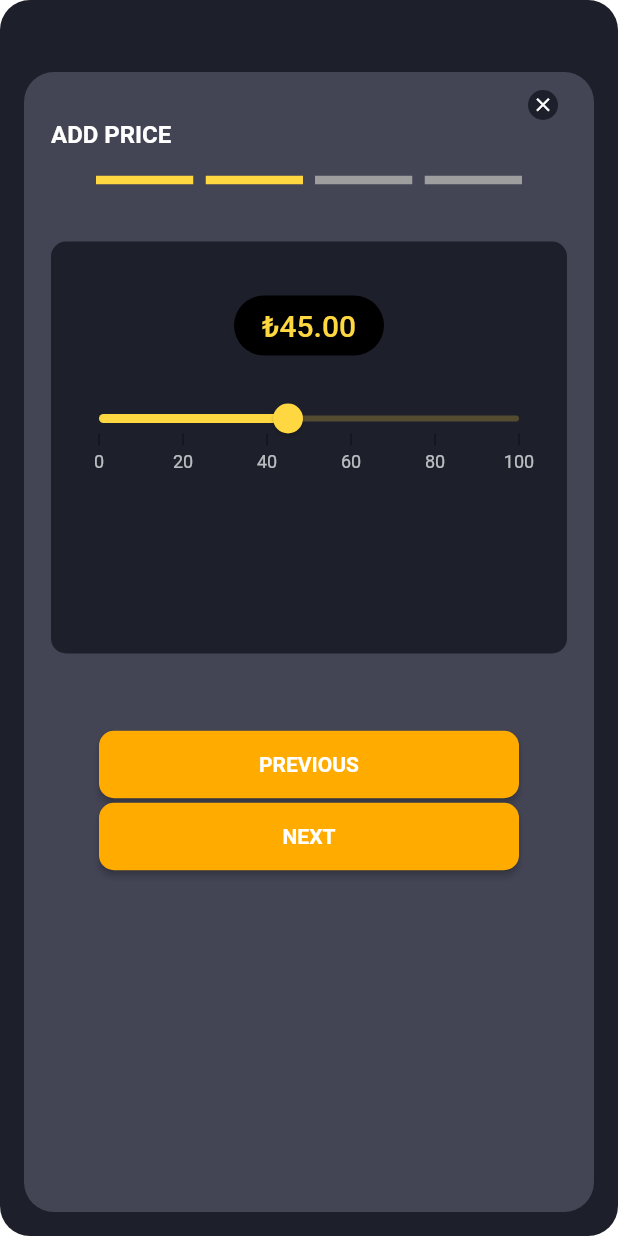
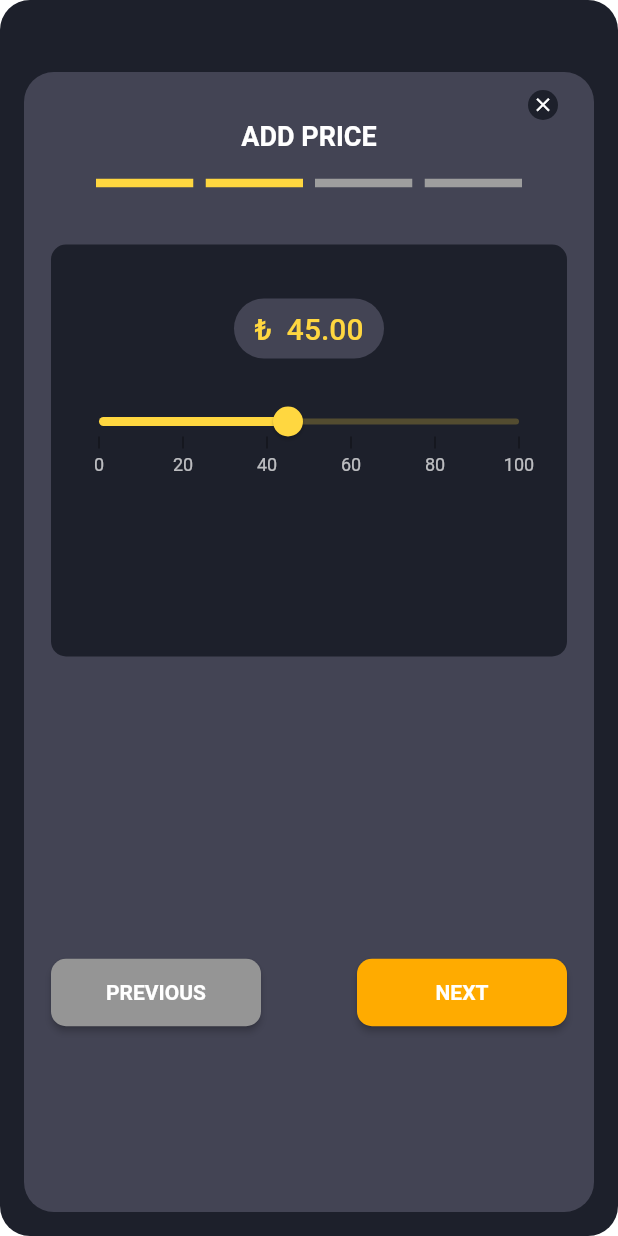
Before and after one commit to ANNASUTHA/excelledia_design, a Flutter app: the AddProductScreen screen opened directly, after a tap on "NEXT", on a phone screen of 412 x 824 dp. Run offline on Flutter 3.47's test engine with Material 2 defaults, Android fonts, the phone set to English and light mode, and no system bars; drawn by our look-alikes of step_progress_indicator, syncfusion_flutter_sliders; our stand-ins replace dotted_border, flutter_svg, fluttertoast, lottie; missing offline and left inert: draggable_widget.

Commit message:
[Changes] Complete the Task

```diff
--- a/lib/view/pages/add_price_page.dart
+++ b/lib/view/pages/add_price_page.dart
@@ -1,4 +1,5 @@
 import 'package:flutter/material.dart';
+import 'package:fluttertoast/fluttertoast.dart';
 import 'package:step_progress_indicator/step_progress_indicator.dart';
 import 'package:syncfusion_flutter_sliders/sliders.dart';
 
@@ -13,6 +14,7 @@ class AddPriceScreen extends StatefulWidget {
 
 class _AddPriceState extends State<AddPriceScreen> {
   double _value = 45.0;
+  int selectedIndex = 0;
   @override
   Widget build(BuildContext context) {
     Size screenSize = MediaQuery.of(context).size;
@@ -51,17 +53,23 @@ class _AddPriceState extends State<AddPriceScreen> {
               ),
               _priceDetails(context, screenSize),
               const SizedBox(
-                height: 50,
+                height: 200,
               ),
+          Row(
+            mainAxisAlignment: MainAxisAlignment.spaceBetween,
+            children: [
               ElevatedButton(
                 style:ElevatedButton.styleFrom(
-              fixedSize: const Size(280, 45),
-              primary: Colors.amberAccent.shade700,
+                  fixedSize: const Size(140, 45),
+                  primary: selectedIndex == 1 ?  Colors.black : const Color(0xFF959595),
                   shape: RoundedRectangleBorder(
                       borderRadius: BorderRadius.circular(10)),
                 ),
                 onPressed: (){
-
+                    setState(() {
+                      selectedIndex == 0;
+                    });
+                    Navigator.pop(context);
                 },
                 child: const Text(
                   "PREVIOUS",
@@ -71,14 +79,25 @@ class _AddPriceState extends State<AddPriceScreen> {
                   ),
                 ),
               ),
+
               ElevatedButton(
                 style:ElevatedButton.styleFrom(
-              fixedSize: const Size(280, 45),
+                  fixedSize: const Size(140, 45),
                   primary: Colors.amberAccent.shade700,
                   shape: RoundedRectangleBorder(
                       borderRadius: BorderRadius.circular(10)),
                 ),
                 onPressed: (){
+                  Fluttertoast.showToast(
+                      msg: "Added Successfully",
+                      toastLength: Toast.LENGTH_SHORT,
+                      gravity: ToastGravity.BOTTOM,
+                      timeInSecForIosWeb: 1,
+                      backgroundColor: Colors.amberAccent,
+                      textColor: Colors.white,
+                      fontSize: 16.0
+                  );
+
 
                 },
                 child: const Text(
@@ -89,6 +108,9 @@ class _AddPriceState extends State<AddPriceScreen> {
                   ),
                 ),
               ),
+            ],
+          )
+
 
             ],
           ),
@@ -122,12 +144,12 @@ class _AddPriceState extends State<AddPriceScreen> {
                     height: 40,
                     width: 100,
                     decoration: const BoxDecoration(
-                      color: Colors.black,
+                      color: Color(0xFF434454),
                       // border: Border.all(color: Color(0xFF1d202b)),
                       borderRadius: BorderRadius.all(Radius.circular(20.0)),
                     ),
                     child: Center(
-                      child: Text(  '₺'  "${_value.toStringAsFixed(2)}",style:
+                      child: Text(  '₺  ' "${_value.toStringAsFixed(2)}",style:
                       Theme.of(context)
                           .textTheme
                           .headline6
@@ -163,10 +185,12 @@ class _AddPriceState extends State<AddPriceScreen> {
   Widget _priceName() {
     return const Align(
       alignment: Alignment.topLeft,
+      child: Center(
         child: DefaultTextStyle(
           style: TextStyle(
-            color: Colors.white, fontWeight: FontWeight.bold, fontSize: 16.0),
+              color: Colors.white, fontWeight: FontWeight.bold, fontSize: 18.0),
           child: Text('ADD PRICE'),
+        ),
       ),
     );
   }
--- a/lib/view/pages/add_product_page.dart
+++ b/lib/view/pages/add_product_page.dart
@@ -26,8 +26,7 @@ class _AddProductState extends State<AddProductScreen> {
   final TextEditingController _productDescriptionController =
       TextEditingController();
   final _formKey = GlobalKey<FormState>();
-  String? _targetImageUrl ="assets/images/barbell.png";
-  final AssetImage _imageToShow = const AssetImage('assets/images/barbell.png');
+  String? _targetImageUrl ="assets/images/running.png";
   final dragController = DragController();
   Offset position = Offset(100, 100);
   double prevScale = 1;
@@ -36,7 +35,9 @@ class _AddProductState extends State<AddProductScreen> {
   @override
   Widget build(BuildContext context) {
     Size screenSize = MediaQuery.of(context).size;
-    return Container(
+    return Scaffold(
+      body: SingleChildScrollView(
+        child: Container(
             height: screenSize.height,
             width: screenSize.width,
             decoration: const BoxDecoration(
@@ -49,7 +50,7 @@ class _AddProductState extends State<AddProductScreen> {
               child: Container(
                 padding: const EdgeInsets.only(left: 18.0, right: 18.0),
                 margin: const EdgeInsets.all(16.0),
-            height: screenSize.height * 0.82,
+                height: screenSize.height,
                 width: screenSize.width * 0.87,
                 decoration: const BoxDecoration(
                   //image: DecorationImage(image: AssetImage("assets/images/bg.png",),fit: BoxFit.cover),
@@ -75,7 +76,9 @@ class _AddProductState extends State<AddProductScreen> {
                 ],
                   ),
               ),
-        ));
+            )),
+      ),
+    );
   }
   Widget _textView(){
     return Text( "ADD PRODUCT",style:
@@ -93,7 +96,6 @@ class _AddProductState extends State<AddProductScreen> {
         /* mainAxisAlignment: MainAxisAlignment.start,
         crossAxisAlignment: CrossAxisAlignment.start,*/
         children: [
-
           _productName(),
           const SizedBox(
             height: 10,
@@ -102,11 +104,15 @@ class _AddProductState extends State<AddProductScreen> {
           const SizedBox(
             height: 10,
           ),
-          _detailsName(),
+
+          _enterDetailsText(),
           const SizedBox(
             height: 10,
           ),
           _enterDetails(screenSize),
+          const SizedBox(
+            height: 10,
+          ),
           const SizedBox(
             height: 10,
           ),
@@ -126,32 +132,41 @@ class _AddProductState extends State<AddProductScreen> {
                 MaterialPageRoute(
                     builder: (context) => const AddPriceScreen()),
               );
+
             },
           ),
+
+
         ],
       ),
     );
   }
 
   Widget _enterProductName(Size size) {
-    return Container(
-      padding: const EdgeInsets.all(8.0),
-      height: size.height / 13.5,
-      width: size.width * 2,
-      decoration: BoxDecoration(
-        border: Border.all(color: Colors.grey),
-        borderRadius: const BorderRadius.all(Radius.circular(10.0)),
+    return TextFormField(
+      controller: _productNameController,
+      autovalidateMode: _autoValidateMode,
+      cursorColor:
+      Colors.amberAccent,
+      decoration: InputDecoration(
+        hintText: '2 Weeks athletics plan',
+        border: OutlineInputBorder(
+          borderRadius:
+          BorderRadius.circular(10.0),
         ),
-      child: const DefaultTextStyle(
-        style: TextStyle(color: Colors.grey, fontSize: 16.0),
-        child: Padding(
-          padding: EdgeInsets.all(8.0),
-          child: Text(
-            '2 Weeks athletics plan',
+        focusedBorder: OutlineInputBorder(
+          borderSide: const BorderSide(
+            color:
+            Colors.grey,
+          ),
+          borderRadius:
+          BorderRadius.circular(10.0),
         ),
       ),
-      ),
+      keyboardType: TextInputType.name,
+      validator: SimpleFunctions.nameValidator,
     );
+
   }
 
   Widget _iconDetails(Size size) {
@@ -440,6 +455,49 @@ class _AddProductState extends State<AddProductScreen> {
                   Row(
                     mainAxisAlignment: MainAxisAlignment.spaceBetween,
                     children: [
+
+                      Draggable<String>(
+                        data: "assets/images/fitness.png",
+                        child: Container(
+                          width: 38,
+                          height: 38,
+                          alignment: Alignment.center,
+                          //color: Colors.purple,
+                          child: Image.asset(
+                            'assets/images/fitness.png',
+                            fit: BoxFit.cover,
+                          ),
+                        ),
+                        // The widget to show under the pointer when a drag is under way
+                        feedback: Opacity(
+                          opacity: 0.4,
+                          child: ClipOval(
+                            child: Material(
+                              color: const Color(0xFF1d202b), // Button color
+                              child: InkWell(
+                                splashColor: Colors.amberAccent, // Splash color
+                                onTap: () {
+                                  // dragController.jumpTo(AnchoringPosition.topRight);
+                                },
+                                child: Container(
+                                  width: 35,
+                                  height: 35,
+                                  padding: const EdgeInsets.all(2.0),
+                                  decoration: const BoxDecoration(
+                                    image: DecorationImage(
+                                        image: AssetImage(
+                                          "assets/images/fitness.png",
+                                        ),
+                                        fit: BoxFit.cover),
+                                    //color: Color(0xFF434454),
+                                    //borderRadius: BorderRadius.all(Radius.circular(20.0)),
+                                  ),
+                                ),
+                              ),
+                            ),
+                          ),
+                        ),
+                      ),
                       Draggable<String>(
                         data: "assets/images/yoga.png",
                         child: Container(
@@ -513,48 +571,6 @@ class _AddProductState extends State<AddProductScreen> {
                                     image: DecorationImage(
                                         image: AssetImage(
                                           "assets/images/yoga-pose.png",
-                                        ),
-                                        fit: BoxFit.cover),
-                                    //color: Color(0xFF434454),
-                                    //borderRadius: BorderRadius.all(Radius.circular(20.0)),
-                                  ),
-                                ),
-                              ),
-                            ),
-                          ),
-                        ),
-                      ),
-                      Draggable<String>(
-                        data: "assets/images/fitness.png",
-                        child: Container(
-                          width: 38,
-                          height: 38,
-                          alignment: Alignment.center,
-                          //color: Colors.purple,
-                          child: Image.asset(
-                            'assets/images/fitness.png',
-                            fit: BoxFit.cover,
-                          ),
-                        ),
-                        // The widget to show under the pointer when a drag is under way
-                        feedback: Opacity(
-                          opacity: 0.4,
-                          child: ClipOval(
-                            child: Material(
-                              color: const Color(0xFF1d202b), // Button color
-                              child: InkWell(
-                                splashColor: Colors.amberAccent, // Splash color
-                                onTap: () {
-                                  // dragController.jumpTo(AnchoringPosition.topRight);
-                                },
-                                child: Container(
-                                  width: 35,
-                                  height: 35,
-                                  padding: const EdgeInsets.all(2.0),
-                                  decoration: const BoxDecoration(
-                                    image: DecorationImage(
-                                        image: AssetImage(
-                                          "assets/images/fitness.png",
                                         ),
                                         fit: BoxFit.cover),
                                     //color: Color(0xFF434454),
@@ -654,6 +670,33 @@ class _AddProductState extends State<AddProductScreen> {
   }
 
   Widget _enterDetails(Size size) {
+    return TextFormField(
+      controller: _productDescriptionController,
+      autovalidateMode: _autoValidateMode,
+      validator: SimpleFunctions.nameValidator,
+      cursorColor:
+      Colors.amberAccent,
+      minLines: 1,//Normal textInputField will be displayed
+      maxLines: 2,
+      decoration: InputDecoration(
+        contentPadding: EdgeInsets.only(top: 100.0, right: 100.0, ),
+        hintText: 'Enter text...',
+        hintStyle: const TextStyle(letterSpacing: 2, color: Colors.grey,),
+        border: OutlineInputBorder(
+          borderRadius:
+          BorderRadius.circular(10.0),
+        ),
+        focusedBorder: OutlineInputBorder(
+          borderSide: const BorderSide(
+            color:
+            Colors.grey,
+          ),
+          borderRadius:
+          BorderRadius.circular(10.0),
+        ),
+      ),
+        keyboardType: TextInputType.name,
+    );
     return Container(
         padding: const EdgeInsets.all(8.0),
         height: size.height / 6,
@@ -685,7 +728,7 @@ class _AddProductState extends State<AddProductScreen> {
     );
   }
 
-  Widget _detailsName() {
+  Widget _enterDetailsText() {
     return const Align(
       alignment: Alignment.topLeft,
       child: DefaultTextStyle(
--- a/lib/view/pages/create_product_page.dart
+++ b/lib/view/pages/create_product_page.dart
@@ -62,7 +62,7 @@ class _CreateProjectState extends State<CreateProjectScreen> {
                 _imageView(),
                 const SizedBox(height: 40,),
                 _textView(),
-                const SizedBox(height: 140,),
+                const SizedBox(height: 120,),
                 ButtonWidget(
                   title: "ADD NOW",
                   onPressed: () {
@@ -75,6 +75,9 @@ class _CreateProjectState extends State<CreateProjectScreen> {
                     );
                   },
 
+                ),
+                const SizedBox(
+                  height: 10,
                 ),
 
               ],
--- a/pubspec.yaml
+++ b/pubspec.yaml
@@ -41,6 +41,7 @@ dependencies:
   lottie: ^1.2.2
   draggable_widget: ^2.0.0
   syncfusion_flutter_sliders: ^20.1.61
+  fluttertoast: ^8.0.9
 
 
 
```
Also changed, not shown: pubspec.lock. Lines whose indentation alone changed are shown as unchanged.
